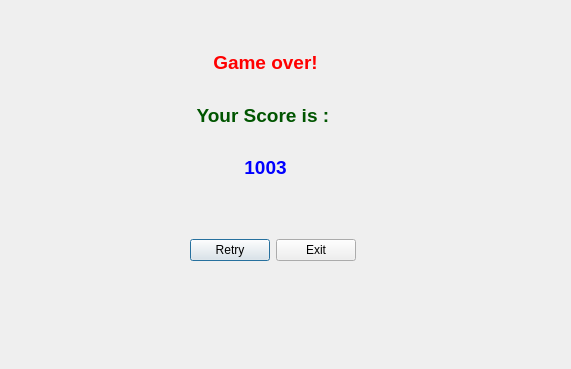
First picture: the form in gameover.ui, repository TheresePlaton/test, before the edit.
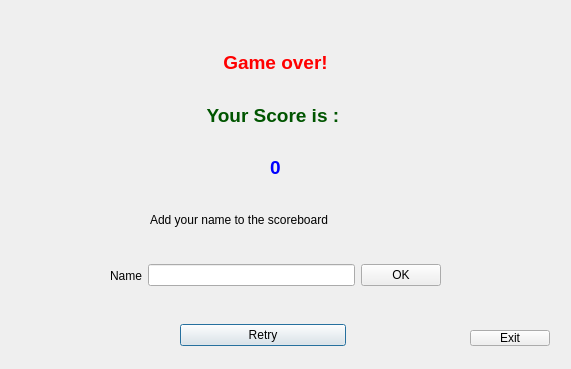
Second picture: the form after the edit.

Patch:
```diff
--- a/gameover.ui
+++ b/gameover.ui
@@ -16,10 +16,10 @@
   <widget class="QWidget" name="horizontalLayoutWidget">
    <property name="geometry">
     <rect>
-     <x>190</x>
-     <y>210</y>
+     <x>180</x>
+     <y>320</y>
      <width>166</width>
-     <height>80</height>
+     <height>31</height>
     </rect>
    </property>
    <layout class="QHBoxLayout" name="horizontalLayout">
@@ -30,21 +30,14 @@
       </property>
      </widget>
     </item>
-    <item>
-     <widget class="QPushButton" name="exit_game_Btn">
-      <property name="text">
-       <string>Exit</string>
-      </property>
-     </widget>
-    </item>
    </layout>
   </widget>
   <widget class="QWidget" name="verticalLayoutWidget">
    <property name="geometry">
     <rect>
-     <x>160</x>
+     <x>110</x>
      <y>40</y>
-     <width>211</width>
+     <width>331</width>
      <height>151</height>
     </rect>
    </property>
@@ -66,12 +59,67 @@
     <item>
      <widget class="QLabel" name="score_Label">
       <property name="text">
-       <string>&lt;html&gt;&lt;head/&gt;&lt;body&gt;&lt;p align=&quot;center&quot;&gt;&lt;span style=&quot; font-size:14pt; font-weight:600; color:#0000ff;&quot;&gt;1003&lt;/span&gt;&lt;/p&gt;&lt;/body&gt;&lt;/html&gt;</string>
+       <string>&lt;html&gt;&lt;head/&gt;&lt;body&gt;&lt;p align=&quot;center&quot;&gt;&lt;span style=&quot; font-size:14pt; font-weight:600; color:#0000ff;&quot;&gt;0&lt;/span&gt;&lt;/p&gt;&lt;/body&gt;&lt;/html&gt;</string>
       </property>
      </widget>
     </item>
    </layout>
   </widget>
+  <widget class="QWidget" name="horizontalLayoutWidget_2">
+   <property name="geometry">
+    <rect>
+     <x>110</x>
+     <y>240</y>
+     <width>331</width>
+     <height>71</height>
+    </rect>
+   </property>
+   <layout class="QHBoxLayout" name="horizontalLayout_2">
+    <item>
+     <widget class="QLabel" name="label_3">
+      <property name="text">
+       <string>Name</string>
+      </property>
+     </widget>
+    </item>
+    <item>
+     <widget class="QLineEdit" name="nameOfPlayer"/>
+    </item>
+    <item>
+     <widget class="QPushButton" name="AddToscoreBoard">
+      <property name="text">
+       <string>OK</string>
+      </property>
+     </widget>
+    </item>
+   </layout>
+  </widget>
+  <widget class="QLabel" name="label_4">
+   <property name="geometry">
+    <rect>
+     <x>150</x>
+     <y>210</y>
+     <width>231</width>
+     <height>20</height>
+    </rect>
+   </property>
+   <property name="text">
+    <string>Add your name to the scoreboard</string>
+   </property>
+  </widget>
+  <widget class="QPushButton" name="exit_game_Btn">
+   <property name="geometry">
+    <rect>
+     <x>470</x>
+     <y>330</y>
+     <width>80</width>
+     <height>16</height>
+    </rect>
+   </property>
+   <property name="text">
+    <string>Exit</string>
+   </property>
+  </widget>
  </widget>
  <resources/>
  <connections/>
```
